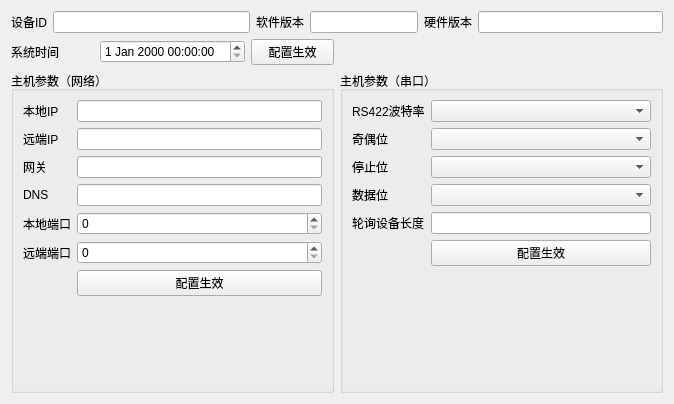
This is src/polldevicewidget.ui in yesyan/GDCS01 as Qt 5 draws it before an edit. The edited form follows.
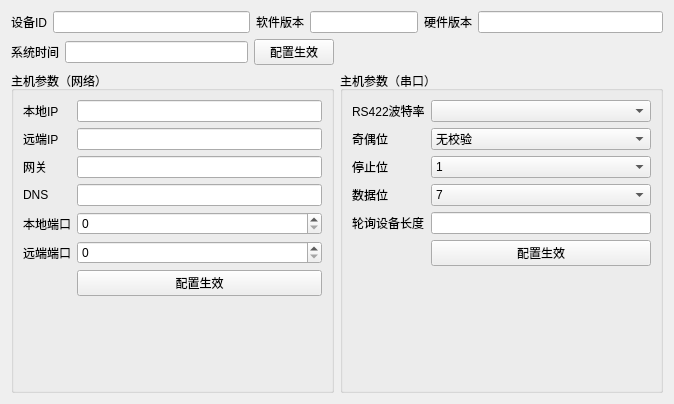
This is the edited form.

What changed in the file:
```diff
--- a/src/polldevicewidget.ui
+++ b/src/polldevicewidget.ui
@@ -78,7 +78,7 @@
       </widget>
      </item>
      <item>
-      <widget class="QDateTimeEdit" name="dateTimeEdit"/>
+      <widget class="QLineEdit" name="lineEdit_sysdatetime"/>
      </item>
      <item>
       <widget class="QPushButton" name="pushButton_sysTime">
@@ -113,7 +113,23 @@
        </widget>
       </item>
       <item row="1" column="1">
-       <widget class="QComboBox" name="comboBox"/>
+       <widget class="QComboBox" name="comboBox_pairty">
+        <item>
+         <property name="text">
+          <string>无校验</string>
+         </property>
+        </item>
+        <item>
+         <property name="text">
+          <string>奇校验</string>
+         </property>
+        </item>
+        <item>
+         <property name="text">
+          <string>偶校验</string>
+         </property>
+        </item>
+       </widget>
       </item>
       <item row="2" column="0">
        <widget class="QLabel" name="label_12">
@@ -123,7 +139,23 @@
        </widget>
       </item>
       <item row="2" column="1">
-       <widget class="QComboBox" name="comboBox_2"/>
+       <widget class="QComboBox" name="comboBox_stopbit">
+        <item>
+         <property name="text">
+          <string>1</string>
+         </property>
+        </item>
+        <item>
+         <property name="text">
+          <string>1.5</string>
+         </property>
+        </item>
+        <item>
+         <property name="text">
+          <string>2</string>
+         </property>
+        </item>
+       </widget>
       </item>
       <item row="3" column="0">
        <widget class="QLabel" name="label_13">
@@ -133,7 +165,18 @@
        </widget>
       </item>
       <item row="3" column="1">
-       <widget class="QComboBox" name="comboBox_4"/>
+       <widget class="QComboBox" name="comboBox_databit">
+        <item>
+         <property name="text">
+          <string>7</string>
+         </property>
+        </item>
+        <item>
+         <property name="text">
+          <string>8</string>
+         </property>
+        </item>
+       </widget>
       </item>
       <item row="4" column="0">
        <widget class="QLabel" name="label_14">
```
Left out of the diff: 8 changed lines with no effect on the pictures.
